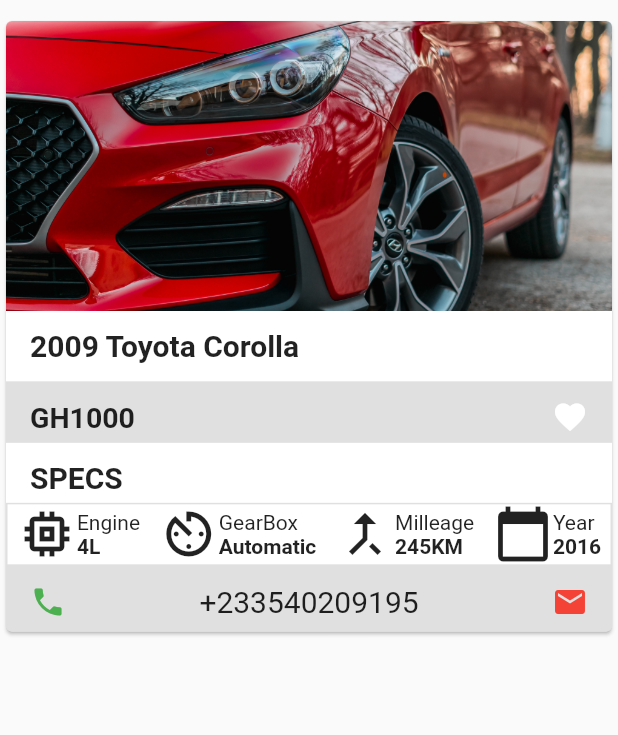
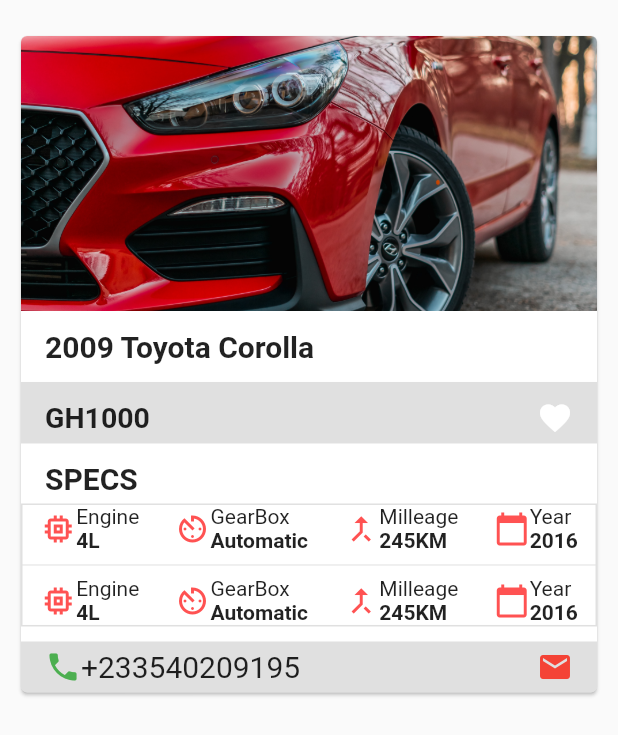
Before and after one commit to NathanNunana/wokkin-widgets, a Flutter app: the SalesCard screen opened directly, on a phone screen of 412 x 824 dp. Shown: the top 735 px of the screen. Run offline on Flutter 3.47's test engine with Material 2 defaults, Android fonts, the phone set to English and light mode, and no system bars; network calls fail.

Commit message:
new commit

```diff
--- a/lib/Widgets/sales_card.dart
+++ b/lib/Widgets/sales_card.dart
@@ -1,12 +1,15 @@
 import 'package:flutter/material.dart';
 import 'package:flutter/painting.dart';
 import 'package:flutter/widgets.dart';
+import 'package:wokkinWidget/Widgets/specifications.dart';
 import 'package:wokkinWidget/Widgets/specs.dart';
 
 class SalesCard extends StatelessWidget {
   final List<String> products = ["2009 Toyota Corolla"];
   Widget _buildProduct(BuildContext context, int index) {
-    return Card(
+    return Padding(
+      padding: const EdgeInsets.all(10.0),
+      child: Card(
         clipBehavior: Clip.antiAlias,
         child: Column(
           crossAxisAlignment: CrossAxisAlignment.start,
@@ -40,8 +43,8 @@ class SalesCard extends StatelessWidget {
                     children: [
                       Text(
                         "GH1000",
-                      style:
-                          TextStyle(fontWeight: FontWeight.bold, fontSize: 19),
+                        style: TextStyle(
+                            fontWeight: FontWeight.bold, fontSize: 19),
                       ),
                       Icon(
                         Icons.favorite,
@@ -57,13 +60,32 @@ class SalesCard extends StatelessWidget {
                     style: TextStyle(fontWeight: FontWeight.bold, fontSize: 20),
                   ),
                 ),
+                Container(
+                  decoration: BoxDecoration(
+                      border: Border(
+                          left: BorderSide(color: Colors.black12),
+                          bottom: BorderSide(color: Colors.black12),
+                          top: BorderSide(color: Colors.black12),
+                          right: BorderSide(color: Colors.black12))),
+                  child: Column(
+                    children: [
                       Specs(),
+                      Divider(),
+                      Specs(),
+                    ],
+                  ),
+                ),
+
+//              Container(child: Specifications()),
                 Container(
+                  margin: EdgeInsets.only(top: 10.0),
                   width: MediaQuery.of(context).size.width,
-                padding: EdgeInsets.fromLTRB(16.0, 12.0, 16.0, 8.0),
+                  padding: EdgeInsets.fromLTRB(16.0, 5.0, 16.0, 5.0),
                   color: Colors.black12,
                   child: Row(
                     mainAxisAlignment: MainAxisAlignment.spaceBetween,
+                    children: [
+                      Row(
                         children: [
                           Icon(
                             Icons.phone,
@@ -72,6 +94,8 @@ class SalesCard extends StatelessWidget {
                           Text(
                             "+233540209195",
                             style: TextStyle(fontSize: 20),
+                          ),
+                        ],
                       ),
                       Icon(
                         Icons.mail,
@@ -83,6 +107,7 @@ class SalesCard extends StatelessWidget {
               ],
             )
           ],
+        ),
       ),
     );
   }
--- a/lib/Widgets/specs.dart
+++ b/lib/Widgets/specs.dart
@@ -1,29 +1,17 @@
 import 'package:flutter/material.dart';
 
 class Specs extends StatelessWidget {
-//  final List<String> specs = [
-//    "Body Type",
-//    "Fuel Type",
-//    "Air Con",
-//    "Drive Type"
-//  ];
   @override
   Widget build(BuildContext context) {
-    return Container(
-      decoration: BoxDecoration(
-          border: Border(
-              left: BorderSide(color: Colors.black12),
-              bottom: BorderSide(color: Colors.black12),
-              top: BorderSide(color: Colors.black12),
-              right: BorderSide(color: Colors.black12))),
-      child: Row(
+    return Row(
       mainAxisAlignment: MainAxisAlignment.spaceEvenly,
       children: [
         Container(
           child: Row(children: [
             Icon(
               Icons.memory,
-                size: 40,
+              color: Colors.redAccent,
+//                size: 40,
             ),
             Column(
               mainAxisAlignment: MainAxisAlignment.center,
@@ -43,7 +31,8 @@ class Specs extends StatelessWidget {
           child: Row(children: [
             Icon(
               Icons.av_timer,
-                size: 40,
+              color: Colors.redAccent,
+//                size: 40,
             ),
             Column(
               mainAxisAlignment: MainAxisAlignment.center,
@@ -63,7 +52,8 @@ class Specs extends StatelessWidget {
           child: Row(children: [
             Icon(
               Icons.call_merge,
-                size: 40,
+              color: Colors.redAccent,
+//                size: 40,
             ),
             Column(
               mainAxisAlignment: MainAxisAlignment.center,
@@ -83,7 +73,8 @@ class Specs extends StatelessWidget {
           child: Row(children: [
             Icon(
               Icons.calendar_today,
-                size: 40,
+              color: Colors.redAccent,
+//                size: 40,
             ),
             Column(
               mainAxisAlignment: MainAxisAlignment.center,
@@ -99,7 +90,6 @@ class Specs extends StatelessWidget {
           ]),
         ),
       ],
-      ),
     );
   }
 }
--- a/lib/pages.dart
+++ b/lib/pages.dart
@@ -1,8 +1,7 @@
 import 'package:flutter/material.dart';
 import 'package:wokkinWidget/Screens/profile.dart';
-import 'package:wokkinWidget/Widgets/activity.dart';
 import 'package:wokkinWidget/Widgets/sales_card.dart';
-import 'package:wokkinWidget/Widgets/specs.dart';
+import 'package:wokkinWidget/Widgets/specifications.dart';
 
 class Pages extends StatelessWidget {
   @override
```
Also changed, not shown: lib/Screens/profile.dart (+7 -3 lines), lib/Widgets/specifications.dart (added, +41 -0 lines). Lines whose indentation alone changed are shown as unchanged.
